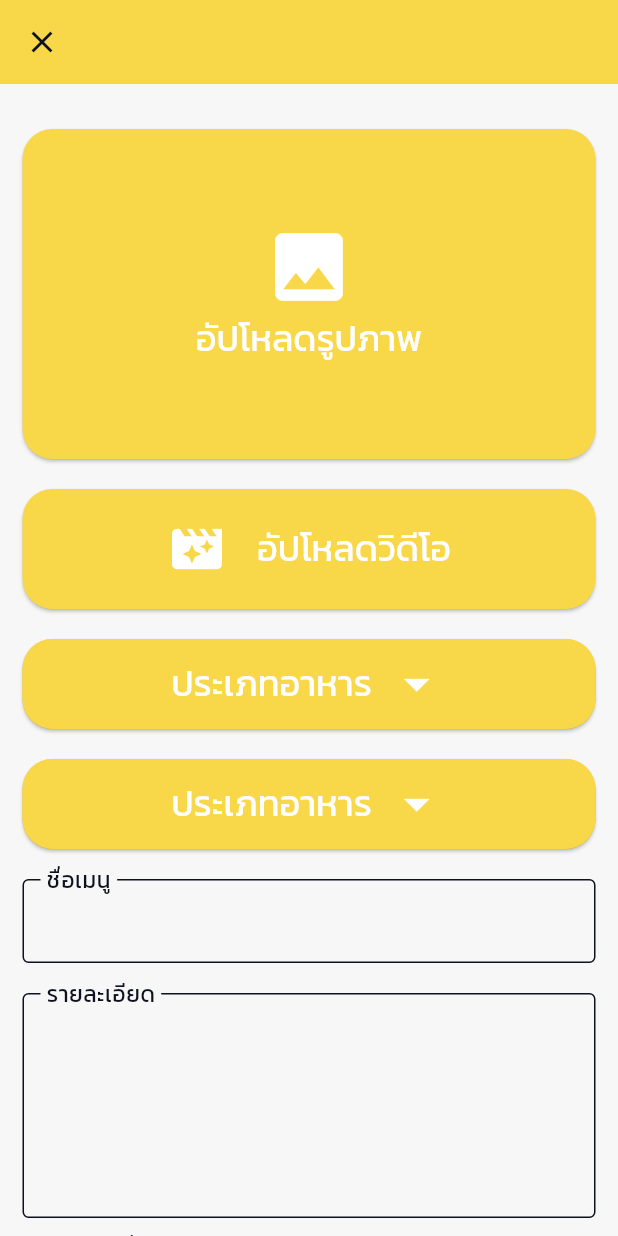
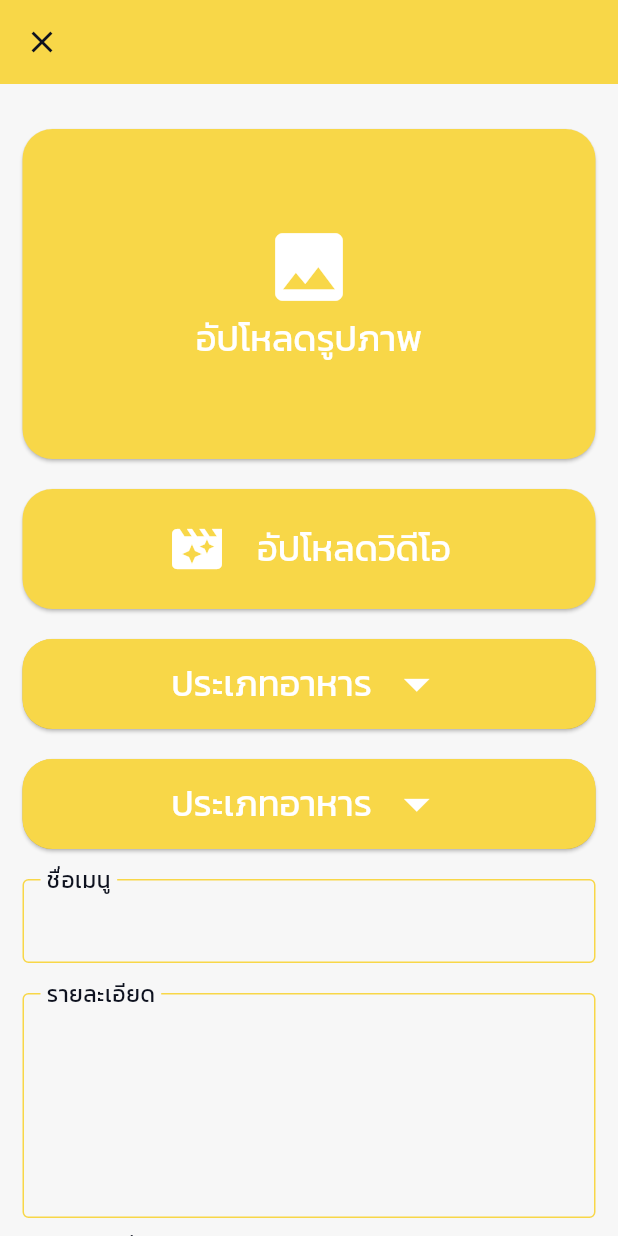
Before and after one commit to thg1rb/my-recipe, a Flutter app: the PostScreen screen opened directly, on a phone screen of 412 x 824 dp. Run offline on Flutter 3.47's test engine with Material 3 defaults, Android fonts, the phone set to English and light mode, and no system bars; our stand-ins replace cloud_firestore, firebase_auth, firebase_core, flutter_riverpod, google_sign_in, sliding_up_panel and 1 more; accounts and stored records are empty.

Commit message:
adjust ui

```diff
--- a/lib/widgets/post/form.dart
+++ b/lib/widgets/post/form.dart
@@ -17,7 +17,9 @@ class CustomTextField extends ConsumerWidget {
           label: Text(label),
           floatingLabelBehavior: FloatingLabelBehavior.always,
           border: OutlineInputBorder(),
+          enabledBorder: OutlineInputBorder(borderSide: BorderSide(color: CustomColorScheme.yellowColor)),
         ),
+        textAlignVertical: TextAlignVertical.top,
         maxLines: null,
         expands: true,
         style: TextStyle(fontSize: 14),
```
